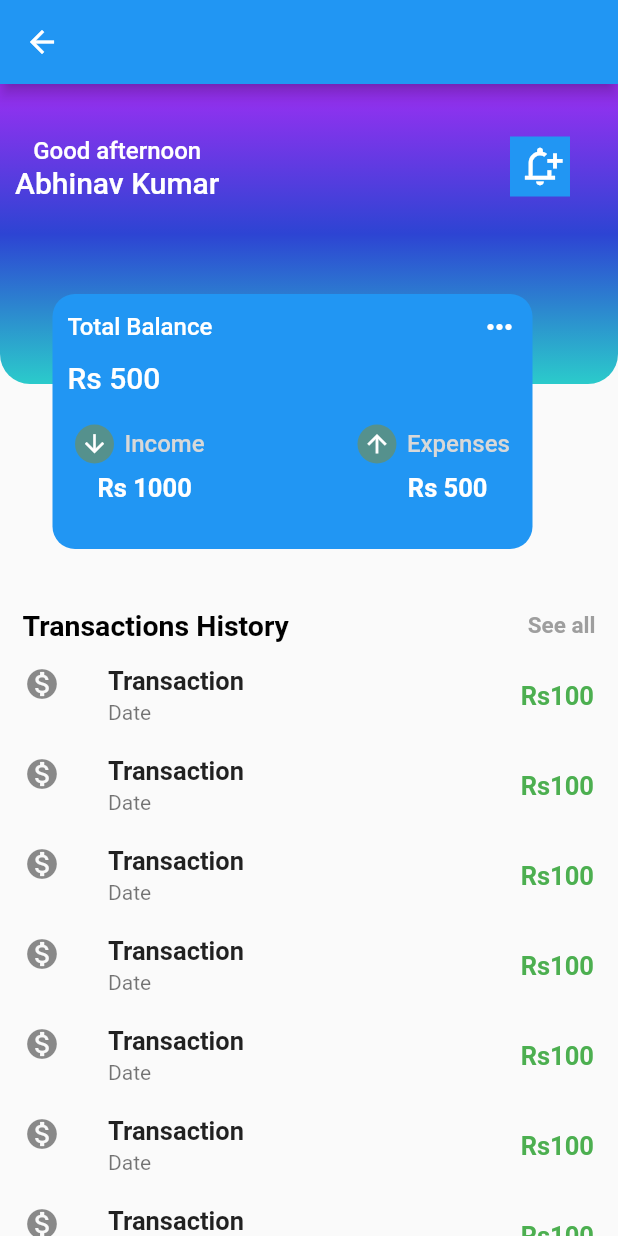
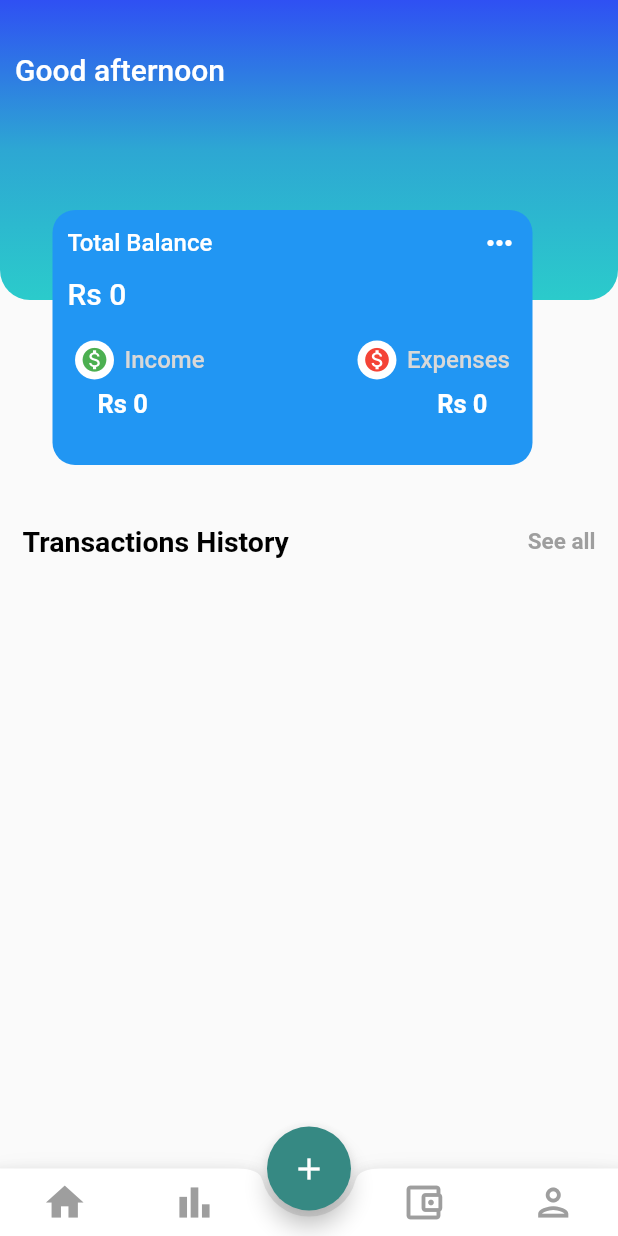
Before and after one commit to Abhinav1-Kumar/Expense-Manager, a Flutter app: the HomeScreen screen opened directly, on a phone screen of 412 x 824 dp. Run offline on Flutter 3.47's test engine with Material 2 defaults, Android fonts, the phone set to English and light mode, and no system bars; our stand-ins replace cloud_firestore, firebase_auth, firebase_core, syncfusion_flutter_charts; accounts and stored records are empty; statements that could not run were skipped.

Commit message:
Home Screen Completed

```diff
--- a/lib/screens/home_screen.dart
+++ b/lib/screens/home_screen.dart
@@ -1,5 +1,19 @@
+
+import 'dart:async';
+
+import 'package:cloud_firestore/cloud_firestore.dart';
+import 'package:expense_manager/screens/analysis.dart';
+import 'package:expense_manager/widgets/bottom_nav_bar.dart';
+import 'package:firebase_auth/firebase_auth.dart';
 import 'package:flutter/material.dart';
 
+import '../data/class.dart';
+import '../data/database.dart';
+
+import 'package:intl/intl.dart';
+
+import '../main.dart';
+import 'add_trans.dart';
 
 class HomeScreen extends StatefulWidget {
   const HomeScreen({Key? key}) : super(key: key);
@@ -9,16 +23,177 @@ class HomeScreen extends StatefulWidget {
 }
 
 class _HomeScreenState extends State<HomeScreen> {
-  // TextEditingController _passwordTextController = TextEditingController();
-  // TextEditingController _emailTextController = TextEditingController();
+  int ans=0;
+  late Timer timer;
+  // List<trans> d=[];
+  List<String> mp =["Monday","Tuesday","Wednesday","Thursday","Friday","Saturday","Sunday"];
+  @override
+  String? Name;
+  String? _uid;
+  QuerySnapshot? t;
+  void initState() {
+    super.initState();
+    Name = 'User';
+    DatabaseManager().get_user().then((value){
+      setState((){
+        Name=value['name'];
+      });
+    });
+    DatabaseManager().get_uid().then((value){
+      setState(() {
+        _uid = value;
+      });
+    });
+    DatabaseManager().get_trans().then((value){
+      t=value;
+    });
+    DatabaseManager().initialise();
+  }
+
   @override
   Widget build(BuildContext context) {
-    return Scaffold(
-      appBar: AppBar(),
+    return StreamBuilder(
+        stream: FirebaseFirestore
+            .instance
+            .collection('profileInfo')
+            .doc(FirebaseAuth.instance.currentUser!.uid)
+            .collection('transactions').orderBy('time',descending: true).snapshots(),
+        builder: (
+            BuildContext context,
+            AsyncSnapshot<QuerySnapshot<Map<String, dynamic>>> snapshot
+            )
+        {
+          if(snapshot.hasError){return Text('Something went wrong');}
+          if(snapshot.connectionState==ConnectionState.waiting){
+            return Container(
+                height: MediaQuery.of(context).size.height,
+                width: MediaQuery.of(context).size.width,
+                color: Colors.white
+            );
+          }
+          if(!snapshot.hasData) {
+            return Center(child: CircularProgressIndicator());
+          }
+          return SafeArea(
+            child: Scaffold(
               body: CustomScrollView(
                 physics: BouncingScrollPhysics(),
                 slivers: [
-          SliverToBoxAdapter(
+                  head(snapshot),
+                  mid(),
+                  SliverList(
+                    delegate: SliverChildBuilderDelegate(
+                          (context,index){
+                        return Container(
+                          height: 60,
+                          child: ListTile(
+                            leading: Icon(Icons.monetization_on),
+                            title: Text(
+                              snapshot.data!.docs.elementAt(index).get('name'),
+                              style: TextStyle(
+                                fontSize: 17,
+                                fontWeight: FontWeight.bold,
+                              ),
+                            ),
+                            subtitle: Text("${mp[snapshot.data!.docs.elementAt(index).get('time').toDate().weekday-1]} ${snapshot.data!.docs.elementAt(index).get('time').toDate().day} - ${snapshot.data!.docs.elementAt(index).get('time').toDate().month} -${snapshot.data!.docs.elementAt(index).get('time').toDate().year}",
+                            ),
+                            trailing: Text(
+                              "Rs "+snapshot.data!.docs.elementAt(index).get('amount').toString(),
+                              style: TextStyle(
+                                fontSize: 17,
+                                fontWeight: FontWeight.bold,
+                                color: snapshot.data!.docs.elementAt(index).get('credit')! ? Colors.green : Colors.red,
+                              ),
+                            ),
+                          ),
+                        );
+                      },
+                      childCount:snapshot.data?.docs.length,
+                    ),
+                  ),
+                ],
+              ),
+              floatingActionButton: FloatingActionButton(
+                onPressed: () {
+                  Navigator.of(context)
+                      .push(MaterialPageRoute(builder: (context) => AddTrans()));
+                },
+                child: Icon(Icons.add),
+                backgroundColor: Color(0xff368983),
+              ),
+              floatingActionButtonLocation: FloatingActionButtonLocation.centerDocked,
+              bottomNavigationBar: BottomAppBar(
+                shape: CircularNotchedRectangle(),
+                child: Padding(
+                  padding: const EdgeInsets.only(top: 7.5, bottom: 7.5),
+                  child: Row(
+                    mainAxisAlignment: MainAxisAlignment.spaceAround,
+                    children: [
+                      GestureDetector(
+                        onTap: () {
+                          setState(() {
+                            index_color = 0;
+                          });
+                        },
+                        child: Icon(
+                          Icons.home,
+                          size: 30,
+                          color: index_color == 0 ? const Color(0xff368983) : Colors.grey,
+                        ),
+                      ),
+                      GestureDetector(
+                        onTap: () {
+                          Navigator.of(context)
+                              .push(MaterialPageRoute(builder: (context) => Analysis()));
+                          setState(() {
+                            index_color = 1;
+                          });
+                        },
+                        child: Icon(
+                          Icons.bar_chart_outlined,
+                          size: 30,
+                          color: index_color == 1 ? const Color(0xff368983) : Colors.grey,
+                        ),
+                      ),
+                      SizedBox(width: 10),
+                      GestureDetector(
+                        onTap: () {
+                          setState(() {
+                            index_color = 2;
+                          });
+                        },
+                        child: Icon(
+                          Icons.account_balance_wallet_outlined,
+                          size: 30,
+                          color: index_color == 2 ? const Color(0xff368983) : Colors.grey,
+                        ),
+                      ),
+                      GestureDetector(
+                        onTap: () {
+                          Navigator.of(context)
+                              .push(MaterialPageRoute(builder: (context) => Analysis()));
+                          setState(() {
+                            index_color = 3;
+                          });
+                        },
+                        child: Icon(
+                          Icons.person_outlined,
+                          size: 30,
+                          color: index_color == 3 ? const Color(0xff368983) : Colors.grey,
+                        ),
+                      ),
+                    ],
+                  ),
+                ),
+              ),
+            ),
+          );
+        });
+  }
+
+
+  SliverToBoxAdapter head(AsyncSnapshot snapshot){
+    return SliverToBoxAdapter(
       child: Container(
         height: 350,
         child: Stack(
@@ -30,8 +205,8 @@ class _HomeScreenState extends State<HomeScreen> {
                   height:200,
                   decoration: BoxDecoration(
                     gradient: LinearGradient(colors: [
-                            Color.fromRGBO(157, 47, 243, 1.0),
-                            Color.fromRGBO(45, 68, 211, 1.0),
+                      Color.fromRGBO(47, 80, 243, 1.0),
+                      Color.fromRGBO(45, 167, 211, 1.0),
                       Color.fromRGBO(43, 203, 203, 1.0),
                     ], begin: Alignment.topCenter, end: Alignment.bottomCenter),
                     borderRadius: BorderRadius.only(
@@ -41,20 +216,6 @@ class _HomeScreenState extends State<HomeScreen> {
                   ),
                   child: Stack(
                     children: [
-                            Positioned(
-                              top: 35,
-                              left: 340,
-                              child:Container(
-                                height: 40,
-                                width: 40,
-                                color:Colors.blue ,
-                                child: Icon(
-                                  Icons.notification_add_outlined,
-                                  size: 30,
-                                  color: Colors.white,
-                                ),
-                              ),
-                            ),
                       Padding(
                         padding: const EdgeInsets.only(top:35,left:10 ),
                         child: Column(
@@ -63,15 +224,16 @@ class _HomeScreenState extends State<HomeScreen> {
                               'Good afternoon',
                               style: TextStyle(
                                 fontWeight:FontWeight.w500,
-                                      fontSize: 16,
+                                fontSize: 20,
                                 color:Colors.white,
                               ),
                             ),
+                            SizedBox(height: 10,),
                             Text(
-                                    'Abhinav Kumar',
+                              Name!,
                               style: TextStyle(
                                 fontWeight:FontWeight.w500,
-                                      fontSize: 20,
+                                fontSize: 24,
                                 color:Colors.white,
                               ),
                             ),
@@ -118,7 +280,7 @@ class _HomeScreenState extends State<HomeScreen> {
                       child: Row(
                         children: [
                           Text(
-                                  'Rs 500',
+                            getprice(),
                             style: TextStyle(
                               fontWeight:FontWeight.w500,
                               fontSize: 20,
@@ -138,10 +300,11 @@ class _HomeScreenState extends State<HomeScreen> {
                             children: [
                               CircleAvatar(
                                 radius: 13,
-                                      backgroundColor: Color.fromARGB(255, 85, 145, 141),
+                                backgroundColor: Colors.white,
+                                // backgroundColor: Color.fromARGB(255, 85, 145, 141),
                                 child: Icon(
-                                        Icons.arrow_downward,
-                                        color: Colors.white,
+                                  Icons.monetization_on,
+                                  color: Colors.green,
                                   size: 19,
                                 ),
                               ),
@@ -160,10 +323,11 @@ class _HomeScreenState extends State<HomeScreen> {
                             children: [
                               CircleAvatar(
                                 radius: 13,
-                                      backgroundColor: Color.fromARGB(255, 85, 145, 141),
+                                backgroundColor: Colors.white,
+                                // backgroundColor: Color.fromARGB(255, 85, 145, 141),
                                 child: Icon(
-                                        Icons.arrow_upward,
-                                        color: Colors.white,
+                                  Icons.monetization_on,
+                                  color: Colors.red,
                                   size: 19,
                                 ),
                               ),
@@ -188,7 +352,7 @@ class _HomeScreenState extends State<HomeScreen> {
                         mainAxisAlignment: MainAxisAlignment.spaceBetween,
                         children: [
                           Text(
-                                  'Rs 1000',
+                            'Rs $total_income',
                             style: TextStyle(
                               fontWeight: FontWeight.w600,
                               fontSize: 17,
@@ -196,7 +360,7 @@ class _HomeScreenState extends State<HomeScreen> {
                             ),
                           ),
                           Text(
-                                  'Rs 500',
+                            'Rs $total_expense',
                             style: TextStyle(
                               fontWeight: FontWeight.w600,
                               fontSize: 17,
@@ -213,8 +377,10 @@ class _HomeScreenState extends State<HomeScreen> {
           ],
         ),
       ),
-          ),
-          SliverToBoxAdapter(
+    );
+  }
+  SliverToBoxAdapter mid(){
+    return SliverToBoxAdapter(
       child: Padding(
         padding: const EdgeInsets.symmetric(horizontal: 15),
         child: Row(
@@ -239,40 +405,12 @@ class _HomeScreenState extends State<HomeScreen> {
           ],
         ),
       ),
-          ),
-          SliverList(
-            delegate: SliverChildBuilderDelegate(
-              (context,index){
-                return Container(
-                  height: 60,
-                  child: ListTile(
-                    leading: Icon(Icons.monetization_on),
-                    title: Text(
-                      'Transaction',
-                        style: TextStyle(
-                        fontSize: 17,
-                        fontWeight: FontWeight.bold,
-                      ),
-                    ),
-                    subtitle: Text('Date'),
-                    trailing: Text(
-                      'Rs100',
-                      style: TextStyle(
-                        fontSize: 17,
-                        fontWeight: FontWeight.bold,
-                        color: Colors.green,
-                      ),
-                    ),
-                  ),
-                );
-              }
-            ),
-          )
-        ],
-      ),
     );
   }
 
 
-
+  String getprice(){
+    ans = total_income - total_expense;
+    return 'Rs $ans';
   }
+}
```
Lines whose indentation alone changed are shown as unchanged.
